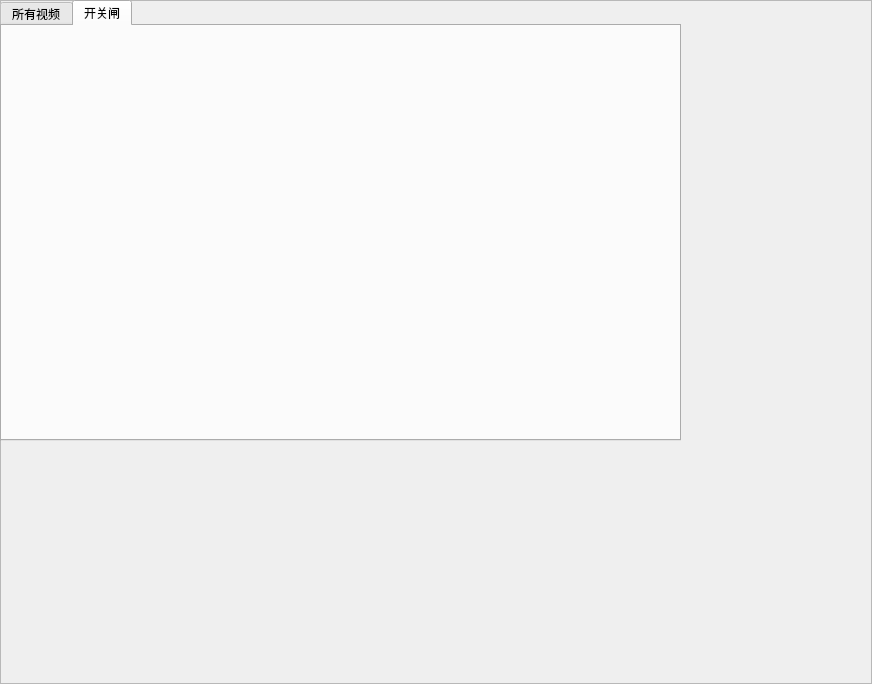
Above: UIWnd/ipcvideoframe.ui from Anne081031/WinParkUI before the change. Below: the same form after it.
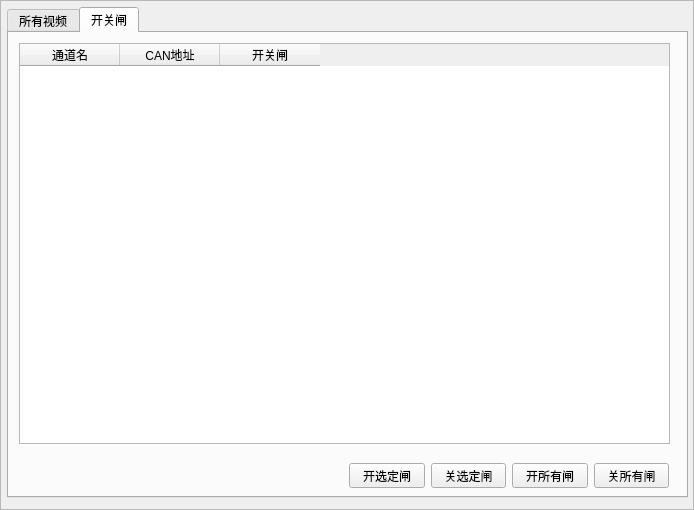
That is the form after the change. The open tabs and pages were chosen to show the change.

What changed in the file:
```diff
--- a/UIWnd/ipcvideoframe.ui
+++ b/UIWnd/ipcvideoframe.ui
@@ -6,8 +6,8 @@
    <rect>
     <x>0</x>
     <y>0</y>
-    <width>872</width>
-    <height>684</height>
+    <width>694</width>
+    <height>510</height>
    </rect>
   </property>
   <property name="windowTitle">
@@ -22,10 +22,10 @@
   <widget class="QTabWidget" name="tabWidget">
    <property name="geometry">
     <rect>
-     <x>0</x>
-     <y>0</y>
+     <x>7</x>
+     <y>7</y>
      <width>681</width>
-     <height>441</height>
+     <height>491</height>
     </rect>
    </property>
    <property name="sizePolicy">
@@ -72,6 +72,71 @@
     <attribute name="title">
      <string>开关闸</string>
     </attribute>
+    <widget class="QTableWidget" name="tableWidget">
+     <property name="geometry">
+      <rect>
+       <x>10</x>
+       <y>10</y>
+       <width>651</width>
+       <height>401</height>
+      </rect>
+     </property>
+     <column>
+      <property name="text">
+       <string>通道名</string>
+      </property>
+     </column>
+     <column>
+      <property name="text">
+       <string>CAN地址</string>
+      </property>
+     </column>
+     <column>
+      <property name="text">
+       <string>开关闸</string>
+      </property>
+     </column>
+    </widget>
+    <widget class="QWidget" name="layoutWidget">
+     <property name="geometry">
+      <rect>
+       <x>340</x>
+       <y>430</y>
+       <width>320</width>
+       <height>25</height>
+      </rect>
+     </property>
+     <layout class="QHBoxLayout" name="horizontalLayout">
+      <item>
+       <widget class="QPushButton" name="btnOpen">
+        <property name="text">
+         <string>开选定闸</string>
+        </property>
+       </widget>
+      </item>
+      <item>
+       <widget class="QPushButton" name="btnClose">
+        <property name="text">
+         <string>关选定闸</string>
+        </property>
+       </widget>
+      </item>
+      <item>
+       <widget class="QPushButton" name="btnOpenAll">
+        <property name="text">
+         <string>开所有闸</string>
+        </property>
+       </widget>
+      </item>
+      <item>
+       <widget class="QPushButton" name="btnCloseAll">
+        <property name="text">
+         <string>关所有闸</string>
+        </property>
+       </widget>
+      </item>
+     </layout>
+    </widget>
    </widget>
   </widget>
  </widget>
```
Left out of the diff: 2 changed lines with no effect on the pictures.
